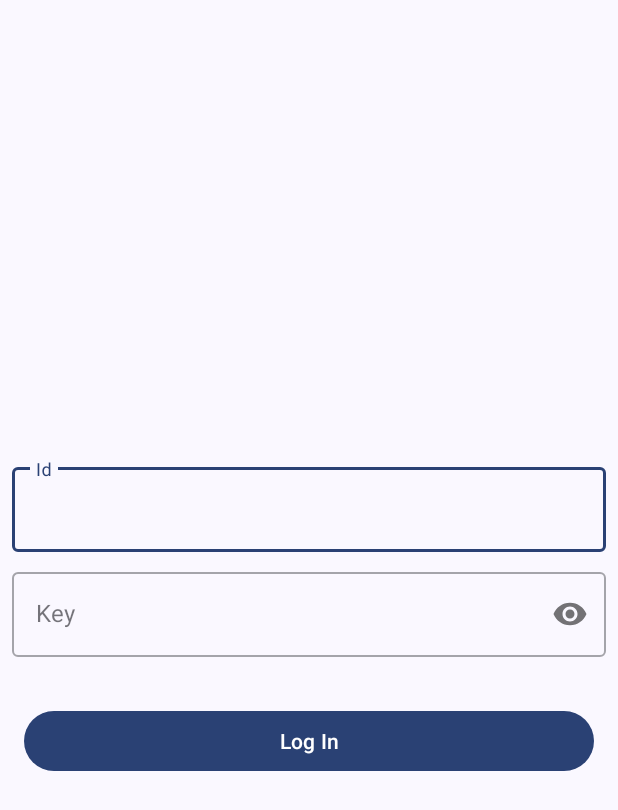
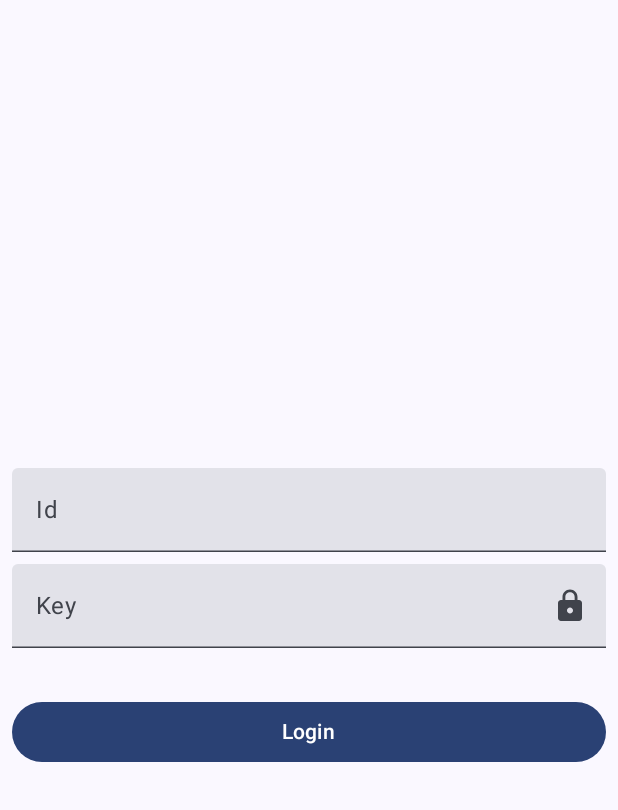
Before and after one commit to ramitsuri/chores-client, an Android app built with Jetpack Compose: the screen it shows after launch (MainActivity before the commit, MainActivity2 after it), on a phone screen of 412 x 824 dp. Shown: the top 810 px of the screen. Run offline under Robolectric (Android 15) with nearby library versions, the phone set to English and light mode, and no system bars; libraries missing offline, so code that uses them is left out: com.russhwolf.settings, com.squareup.sqldelight; 19 statements that could not run were skipped.

```diff
--- a/android/build.gradle.kts
+++ b/android/build.gradle.kts
@@ -49,14 +49,15 @@ dependencies {
     implementation("androidx.work:work-runtime-ktx:$workVersion")
 
     // Compose
-    implementation ("androidx.compose.ui:ui:1.1.1")
-    implementation ("androidx.compose.ui:ui-tooling-preview:1.1.1")
-    implementation ("androidx.lifecycle:lifecycle-runtime-ktx:2.4.1")
-    implementation ("androidx.activity:activity-compose:1.4.0")
-    implementation ("androidx.lifecycle:lifecycle-viewmodel-compose:2.4.1")
-    implementation ("androidx.compose.material3:material3:1.0.0-alpha13")
-    implementation ("androidx.compose.material3:material3-window-size-class:1.0.0-alpha13")
-    implementation ("com.google.accompanist:accompanist-flowlayout:0.24.8-beta")
+    implementation("androidx.compose.ui:ui:1.1.1")
+    implementation("androidx.compose.ui:ui-tooling-preview:1.1.1")
+    implementation ("androidx.compose.ui:ui-tooling:1.2.0-beta03")
+    implementation("androidx.lifecycle:lifecycle-runtime-ktx:2.4.1")
+    implementation("androidx.activity:activity-compose:1.4.0")
+    implementation("androidx.lifecycle:lifecycle-viewmodel-compose:2.4.1")
+    implementation("androidx.compose.material3:material3:1.0.0-alpha13")
+    implementation("androidx.compose.material3:material3-window-size-class:1.0.0-alpha13")
+    implementation("com.google.accompanist:accompanist-flowlayout:0.24.8-beta")
 
     // Testing
     testImplementation("junit:junit:4.13.2")
--- a/android/src/main/java/com/ramitsuri/choresclient/android/MainActivity.kt
+++ b/android/src/main/java/com/ramitsuri/choresclient/android/MainActivity.kt
@@ -1,5 +1,6 @@
 package com.ramitsuri.choresclient.android
 
+import android.content.Intent
 import android.content.res.Configuration
 import android.os.Bundle
 import android.view.ViewGroup
@@ -30,5 +31,6 @@ class MainActivity : AppCompatActivity() {
         } else {
             window.invertInsets(true)
         }
+        startActivity(Intent(this, MainActivity2::class.java))
     }
 }
--- a/android/src/main/java/com/ramitsuri/choresclient/android/MainActivity2.kt
+++ b/android/src/main/java/com/ramitsuri/choresclient/android/MainActivity2.kt
@@ -10,6 +10,7 @@ import androidx.compose.material3.Text
 import androidx.compose.runtime.Composable
 import androidx.compose.ui.Modifier
 import androidx.compose.ui.tooling.preview.Preview
+import com.ramitsuri.choresclient.android.ui.login.LoginScreen
 import com.ramitsuri.choresclient.android.ui.theme.ChoresClientTheme
 
 class MainActivity2 : ComponentActivity() {
@@ -22,7 +23,7 @@ class MainActivity2 : ComponentActivity() {
                     modifier = Modifier.fillMaxSize(),
                     color = MaterialTheme.colorScheme.background
                 ) {
-                    Greeting("Android")
+                    LoginScreen()
                 }
             }
         }
--- /dev/null
+++ b/android/src/main/java/com/ramitsuri/choresclient/android/ui/login/LoginScreen.kt
@@ -0,0 +1,109 @@
+package com.ramitsuri.choresclient.android.ui.login
+
+import androidx.compose.foundation.MutatePriority
+import androidx.compose.foundation.layout.Arrangement
+import androidx.compose.foundation.layout.Column
+import androidx.compose.foundation.layout.Spacer
+import androidx.compose.foundation.layout.fillMaxSize
+import androidx.compose.foundation.layout.fillMaxWidth
+import androidx.compose.foundation.layout.height
+import androidx.compose.foundation.layout.padding
+import androidx.compose.foundation.text.KeyboardActions
+import androidx.compose.foundation.text.KeyboardOptions
+import androidx.compose.material.icons.Icons
+import androidx.compose.material.icons.filled.AccountCircle
+import androidx.compose.material.icons.filled.Add
+import androidx.compose.material.icons.filled.Lock
+import androidx.compose.material.icons.rounded.AddCircle
+import androidx.compose.material3.Button
+import androidx.compose.material3.Icon
+import androidx.compose.material3.IconButton
+import androidx.compose.material3.Text
+import androidx.compose.material3.TextField
+import androidx.compose.runtime.Composable
+import androidx.compose.runtime.getValue
+import androidx.compose.runtime.mutableStateOf
+import androidx.compose.runtime.saveable.rememberSaveable
+import androidx.compose.runtime.setValue
+import androidx.compose.ui.Alignment
+import androidx.compose.ui.Modifier
+import androidx.compose.ui.res.stringResource
+import androidx.compose.ui.text.input.KeyboardType
+import androidx.compose.ui.text.input.PasswordVisualTransformation
+import androidx.compose.ui.text.input.VisualTransformation
+import androidx.compose.ui.tooling.preview.Preview
+import com.ramitsuri.choresclient.android.R
+import com.ramitsuri.choresclient.android.ui.theme.ChoresClientTheme
+import com.ramitsuri.choresclient.android.ui.theme.marginExtraLarge
+import com.ramitsuri.choresclient.android.ui.theme.marginMedium
+import com.ramitsuri.choresclient.android.ui.theme.paddingMedium
+
+@Composable
+fun LoginScreen() {
+    var username by rememberSaveable { mutableStateOf("") }
+    var password by rememberSaveable { mutableStateOf("") }
+    var showPassword by rememberSaveable { mutableStateOf(false) }
+    var showAdditionalText by rememberSaveable { mutableStateOf(false) }
+
+    Column(
+        modifier = Modifier
+            .fillMaxSize()
+            .padding(paddingMedium),
+        verticalArrangement = Arrangement.Center
+    ) {
+        if (showAdditionalText) {
+            Text(text = "")
+        }
+
+        TextField(
+            value = username,
+            singleLine = true,
+            onValueChange = { username = it },
+            label = { Text(stringResource(id = R.string.login_hint_id)) },
+            keyboardActions = KeyboardActions(onNext = { }),
+            keyboardOptions = KeyboardOptions(keyboardType = KeyboardType.Text),
+            modifier = Modifier.fillMaxWidth()
+        )
+
+        Spacer(modifier = Modifier.height(marginMedium))
+
+        TextField(
+            value = password,
+            singleLine = true,
+            onValueChange = { password = it },
+            label = { Text(stringResource(id = R.string.login_hint_key)) },
+            visualTransformation = if (showPassword) VisualTransformation.None else PasswordVisualTransformation(),
+            keyboardOptions = KeyboardOptions(keyboardType = KeyboardType.Password),
+            modifier = Modifier.fillMaxWidth(),
+            trailingIcon = {
+                IconButton(onClick = {
+                    showPassword = !showPassword
+                }) {
+                    Icon(
+                        imageVector = Icons.Default.Lock,
+                        contentDescription = "Toggle password visibility"
+                    )
+                }
+            }
+        )
+
+        Spacer(modifier = Modifier.height(marginExtraLarge))
+
+        Button(
+            onClick = {},
+            modifier = Modifier
+                .fillMaxWidth()
+                .align(Alignment.CenterHorizontally)
+        ) {
+            Text("Login")
+        }
+    }
+}
+
+@Preview
+@Composable
+fun PreviewLoginScreen() {
+    ChoresClientTheme {
+        LoginScreen()
+    }
+}
--- /dev/null
+++ b/android/src/main/java/com/ramitsuri/choresclient/android/ui/theme/Dimens.kt
@@ -0,0 +1,11 @@
+package com.ramitsuri.choresclient.android.ui.theme
+
+import androidx.compose.ui.unit.dp
+
+val marginMedium = 8.dp
+val marginLarge = 16.dp
+val marginExtraLarge = 32.dp
+
+val paddingMedium = marginMedium
+val paddingLarge = marginLarge
+val paddingExtraLarge = marginExtraLarge
```
